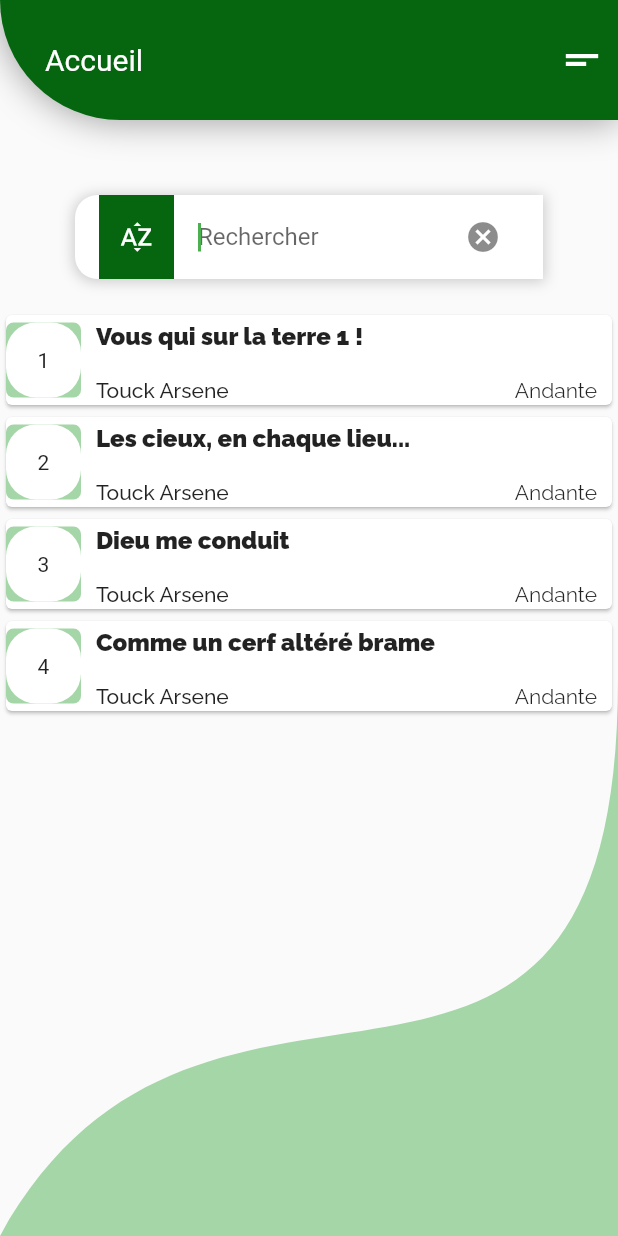
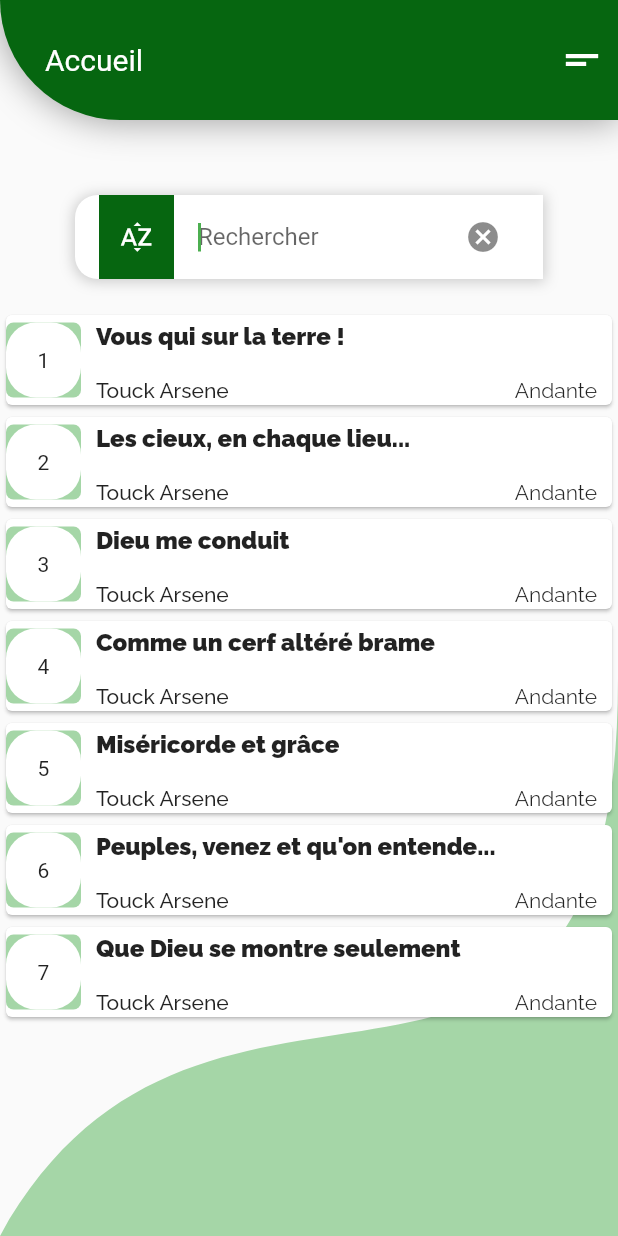
Before and after one commit to 7kit/hymnes, a Flutter app: the screen it shows after launch, after a tap on the "exposure plus 1" icon, on a phone screen of 412 x 824 dp. Run offline on Flutter 3.47's test engine with Material 2 defaults, Android fonts, the light colour scheme and no system bars; our stand-ins replace audioplayers, intro_slider, shared_preferences.

Commit message:
djoe vide

```diff
--- a/lib/HymnesBrain.dart
+++ b/lib/HymnesBrain.dart
@@ -8,10 +8,13 @@ class HymnesBrain extends ChangeNotifier {
   List<String> favoris;
 
   List<Hymne> _hymnesBank = [
-  Hymne(number: '1', soprano: 'H001', alto: 'H002', tenor: 'H003', basse: 'H004', titre: 'Vous qui sur la terre 1 !', chant: '\t 1 \n Vous qui sur la terre habitez,\n Chantez à haute voix, chantez!\n Réjouissez-vous au Seigneur,\n Par un saint hymne à son honneur!\n \t 2 \n N’est-il pas le Dieu souverain \n Qui nous a formés de sa main, \n Nous, le peuple qu’il veut chérir, \n Et le troupeau qu’il veut nourrir?', style: 'Andante',auteur: 'Touck Arsene'),
+  Hymne(number: '1', soprano: 'H001', alto: 'H002', tenor: 'H003', basse: 'H004', titre: 'Vous qui sur la terre !', chant: '\t 1 \n Vous qui sur la terre habitez,\n Chantez à haute voix, chantez!\n Réjouissez-vous au Seigneur,\n Par un saint hymne à son honneur!\n \t 2 \n N’est-il pas le Dieu souverain \n Qui nous a formés de sa main, \n Nous, le peuple qu’il veut chérir, \n Et le troupeau qu’il veut nourrir?\n \t 3 \n Entrez dans son temple aujourd\'hui;\n Venez vous présenter à lui,\n Célébrez son nom glorieux,\n Et l\'élevez jusques aux cieux.\n \t 4 \n C\'est un Dieu rempli de bonté,\n D\'une éternelle vérité,\n Toujours propice à nos souhaits,\n Et sa grâce dure à jamais.\n', style: 'Andante',auteur: 'Touck Arsene'),
   Hymne(number: '2', soprano: 'H001', alto: 'H002', tenor: 'H003', basse: 'H004', titre: 'Les cieux, en chaque lieu...', chant: '\t 1 \n Les cieux, en chaque lieu, \n De la gloire de Dieu \n Instruisent les humains. \n Dans leur immensité, \n \t 2 \n Ils prêchent la beauté \n Des oeuvres de ses mains. \n Un jour à l autre jour \n Annonce son amour, \n Raconte sa puissance; \n Et la nuit à la nuit, \n Sans langage et sans bruit, \n Dit sa magnificence.', style: 'Andante',auteur: 'Touck Arsene'),
   Hymne(number: '3', soprano: 'H001', alto: 'H002', tenor: 'H003', basse: 'H004', titre: 'Dieu me conduit', chant: '\t 1 \n Dieu me conduit, par sa bonté suprême; \n C est mon berger qui me garde et qui m aime \n Rien ne me manque en ses gras pâturages, \n Et pour l amour de son nom admirable, \n \t 2 \n Il me protège et rend ma paix durable. \n Quand il faudrait marcher dans la nuit sombre, \n Quand de la mort je traverserais l ombre, \n Je n\'en aurais ni terreur, ni détresse', style: 'Andante',auteur: 'Touck Arsene'),
   Hymne(number: '4', soprano: 'H001', alto: 'H002', tenor: 'H003', basse: 'H004', titre: 'Comme un cerf altéré brame', chant: '\t 1 \n Comme un cerf altéré brâme \n Après le courant des eaux, \n Ainsi soupire mon âme, \n Seigneur, après tes ruisseaux; \n \t 2 \n Elle a soif du Dieu vivant, \n Et s\'écrie, en le suivant : \n "Mon Dieu, mon Dieu! quand sera-ce \n Que mes yeux verront ta face?"', style: 'Andante',auteur: 'Touck Arsene'),
+  Hymne(number: '5', soprano: 'H001', alto: 'H002', tenor: 'H003', basse: 'H004', titre: 'Miséricorde et grâce', chant: '\t 1 \n Miséricorde et grâce, ô Dieu des cieux! \n Un grand pécheur implore ta clémence;\n Use en ce jour de ta douceur immense\n Pour abolir mes crimes odieux.\n Daigne, ô Seigneur ! effacer avec soin \n De mon péché la tache si profonde,\n Et fais-moi grâce en ce pressant besoin; \n Sur ta bonté tout mon espoir se fonde. \n \n \t 2 \n Mon coeur, rempli de tristesse et d\'effroi,\n Connaît sa faute et sent qu\'elle est énorme\n Mon crime, hélas ! sous sa plus laide forme,\n Me suit partout et se présente à moi. \n Contre toi seul j\'ai commis ce forfait,\n C\'est à toi seul de punir mon offense;\n Et si tu veux me punir, en effet,\n Tu paraîtras juste dans ta sentence.\n', style: 'Andante',auteur: 'Touck Arsene'),
+  Hymne(number: '6', soprano: 'H001', alto: 'H002', tenor: 'H003', basse: 'H004', titre: 'Peuples, venez et qu\'on entende...',chant: '\t 1 \n Peuples, venez, et qu\'on entende \n Partout votre hymne solennel! \n Qu\'en cris de joie on se répande, \n Et que l\'on dise à l\'Éternel : \n Combien tu te montres terrible, \n Seigneur, en tout ce que tu fais! \n L\'ennemi longtemps invincible \n S\'abaisse pour avoir la paix. \n \n \t 2 \n Toute la terre est prosternée \n Au pied de ton trône, Seigneur, \n Et de tes bienfaits couronnée \n Elle célèbre ta grandeur. \n Venez, rendez-lui vos hommages, \n Et jugez, d\'un commun accord, \n Si tant de merveilleux ouvrages \n Sont d\'un autre que du Dieu fort. \n', style: 'Andante',auteur: 'Touck Arsene'),
+  Hymne(number: '7', soprano: 'H001', alto: 'H002', tenor: 'H003', basse: 'H004', titre: 'Que Dieu se montre seulement', chant: '\t 1 \n Que Dieu se montre seulement, \n Et l\'on verra dans un moment \n Abandonner la place; \n Le camp des ennemis épars, \n Épouvanté de toutes parts, \n Fuira devant sa face. \n On verra tout ce camp s\'enfuir \n Comme l\'on voit s\'évanouir \n Une épaisse fumée. \n Comme la cire fond au feu, \n Ainsi des méchants devant Dieu \n La force est consumée. \n \n \t 2 \n Réjouissez-vous devant lui! \n Il est des orphelins l\'appui, \n Le défenseur, le père; \n Il est des veuves le recours \n Et de son peuple, tous les jours, \n Il entend la prière. \n Ce Dieu puissant, par sa bonté, \n Ramène la prospérité, \n La paix et l\'allégresse; \n Du captif il brise les fers \n Du juste, dans tout l\'univers, \n Son oeil voit la détresse.\n', style: 'Andante',auteur: 'Touck Arsene'),
 ];
 
   UnmodifiableListView<Hymne> get hymnes {
--- a/lib/Screens/HomeInput.dart
+++ b/lib/Screens/HomeInput.dart
@@ -310,7 +310,6 @@ class _HomeInputState extends State<HomeInput> {
                               isTextSearch = !isTextSearch;
                             });
                             print('voici le favori $isTextSearch');
-                            FocusScope.of(context).requestFocus();
                             Future.delayed(Duration(seconds: 1)).then((v) {
                               FocusScope.of(context).requestFocus(myFocusNode);
                             });
```
Also changed, not shown: 1 other file.
